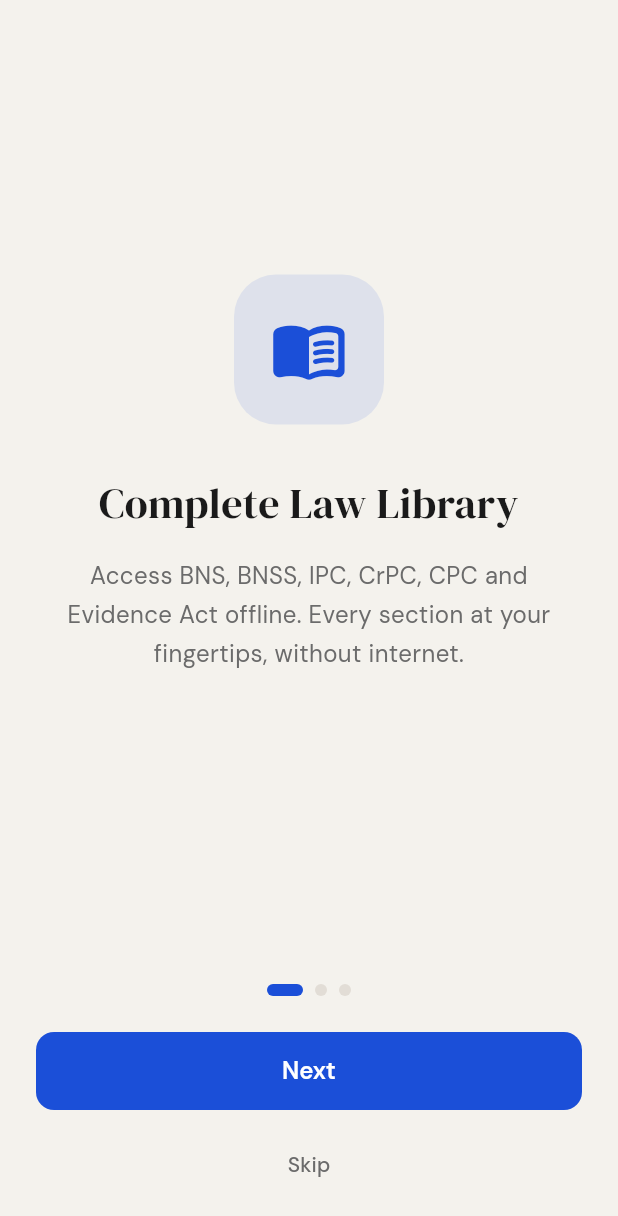
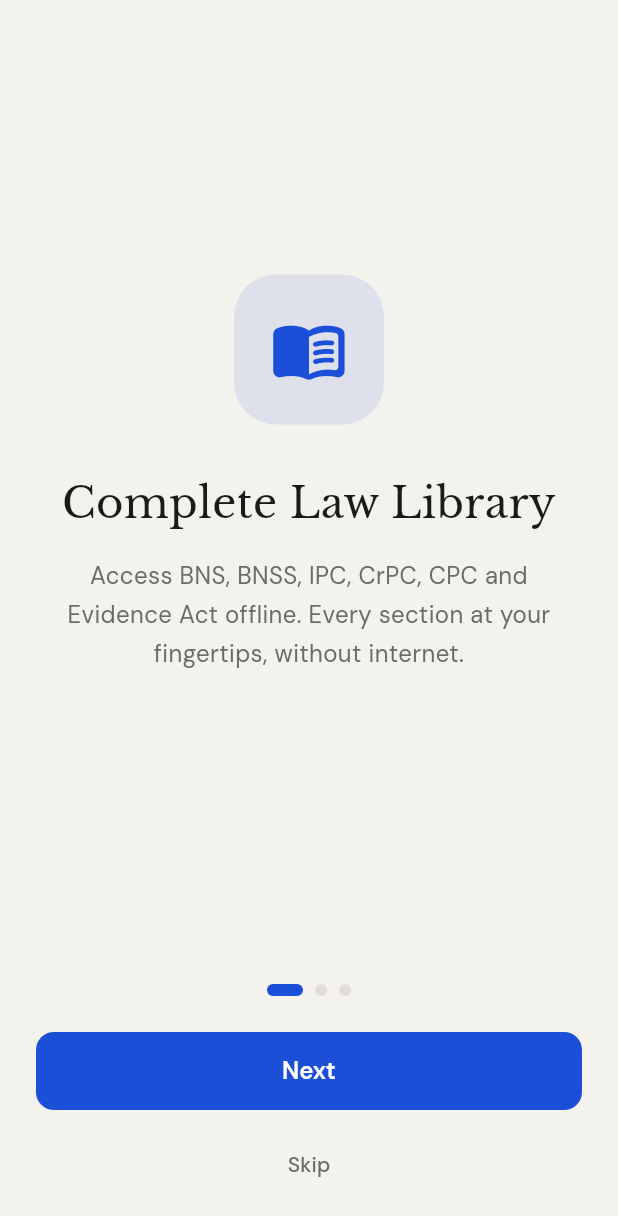
Before and after one commit to bijuc92/lexref, a Flutter app: the screen it shows after launch, on a phone screen of 412 x 824 dp. Shown: the top 1216 px of the screen. Run offline on Flutter 3.47's test engine with Material 3 defaults, Android fonts, the phone set to English and light mode, and no system bars; our stand-ins replace connectivity_plus, dio, flutter_markdown, flutter_riverpod, flutter_secure_storage, flutter_tts and 9 more; accounts and stored records are empty; generated files the repository leaves out were written again.

Commit message:
Replace DM Serif Display with Libre Baskerville for headings
Co-Authored-By: Claude Sonnet 4.6 <noreply@anthropic.com>

```diff
--- a/lib/core/theme/app_theme.dart
+++ b/lib/core/theme/app_theme.dart
@@ -5,23 +5,23 @@ import 'app_colors.dart';
 class AppTheme {
   static TextTheme _buildTextTheme(TextTheme base) {
     return GoogleFonts.dmSansTextTheme(base).copyWith(
-      displayLarge: GoogleFonts.dmSerifDisplay(
+      displayLarge: GoogleFonts.libreBaskerville(
         fontSize: 32,
         fontWeight: FontWeight.w400,
       ),
-      displayMedium: GoogleFonts.dmSerifDisplay(
+      displayMedium: GoogleFonts.libreBaskerville(
         fontSize: 26,
         fontWeight: FontWeight.w400,
       ),
-      displaySmall: GoogleFonts.dmSerifDisplay(
+      displaySmall: GoogleFonts.libreBaskerville(
         fontSize: 22,
         fontWeight: FontWeight.w400,
       ),
-      headlineLarge: GoogleFonts.dmSerifDisplay(
+      headlineLarge: GoogleFonts.libreBaskerville(
         fontSize: 20,
         fontWeight: FontWeight.w400,
       ),
-      headlineMedium: GoogleFonts.dmSerifDisplay(
+      headlineMedium: GoogleFonts.libreBaskerville(
         fontSize: 18,
         fontWeight: FontWeight.w400,
       ),
@@ -50,7 +50,7 @@ class AppTheme {
         scrolledUnderElevation: 0,
         backgroundColor: AppColors.background,
         foregroundColor: AppColors.textPrimary,
-        titleTextStyle: GoogleFonts.dmSerifDisplay(
+        titleTextStyle: GoogleFonts.libreBaskerville(
           fontSize: 20,
           color: AppColors.textPrimary,
           fontWeight: FontWeight.w400,
@@ -168,7 +168,7 @@ class AppTheme {
         scrolledUnderElevation: 0,
         backgroundColor: AppColors.darkBackground,
         foregroundColor: AppColors.darkTextPrimary,
-        titleTextStyle: GoogleFonts.dmSerifDisplay(
+        titleTextStyle: GoogleFonts.libreBaskerville(
           fontSize: 20,
           color: AppColors.darkTextPrimary,
           fontWeight: FontWeight.w400,
--- a/lib/features/acts/presentation/acts_list_screen.dart
+++ b/lib/features/acts/presentation/acts_list_screen.dart
@@ -137,7 +137,7 @@ class _ActCard extends StatelessWidget {
                       children: [
                         Text(
                           act.shortName,
-                          style: GoogleFonts.dmSerifDisplay(
+                          style: GoogleFonts.libreBaskerville(
                             fontSize: 18,
                             color: act.color,
                           ),
--- a/lib/features/acts/presentation/section_detail_screen.dart
+++ b/lib/features/acts/presentation/section_detail_screen.dart
@@ -153,7 +153,7 @@ class _SectionDetailScreenState extends ConsumerState<SectionDetailScreen> {
           children: [
             Text(
               'Note for S.${section.sectionNo}',
-              style: GoogleFonts.dmSerifDisplay(fontSize: 18),
+              style: GoogleFonts.libreBaskerville(fontSize: 18),
             ),
             const SizedBox(height: 12),
             TextField(
@@ -292,7 +292,7 @@ class _SectionDetailScreenState extends ConsumerState<SectionDetailScreen> {
                 const SizedBox(height: 8),
                 Text(
                   section.title,
-                  style: GoogleFonts.dmSerifDisplay(fontSize: 22),
+                  style: GoogleFonts.libreBaskerville(fontSize: 22),
                 ),
                 const SizedBox(height: 16),
                 const Divider(),
--- a/lib/features/ai_chat/presentation/ai_chat_screen.dart
+++ b/lib/features/ai_chat/presentation/ai_chat_screen.dart
@@ -207,7 +207,7 @@ class _AiChatScreenState extends ConsumerState<AiChatScreen> {
               const SizedBox(height: 16),
               Text(
                 'LexRef AI',
-                style: GoogleFonts.dmSerifDisplay(fontSize: 24),
+                style: GoogleFonts.libreBaskerville(fontSize: 24),
               ),
               const SizedBox(height: 8),
               Text(
--- a/lib/features/auth/presentation/login_screen.dart
+++ b/lib/features/auth/presentation/login_screen.dart
@@ -80,7 +80,7 @@ class _LoginScreenState extends ConsumerState<LoginScreen> {
                     const SizedBox(width: 12),
                     Text(
                       'LexRef',
-                      style: GoogleFonts.dmSerifDisplay(
+                      style: GoogleFonts.libreBaskerville(
                         fontSize: 24,
                         color: AppColors.textPrimary,
                       ),
@@ -90,7 +90,7 @@ class _LoginScreenState extends ConsumerState<LoginScreen> {
                 const SizedBox(height: 40),
                 Text(
                   'Welcome back',
-                  style: GoogleFonts.dmSerifDisplay(
+                  style: GoogleFonts.libreBaskerville(
                     fontSize: 30,
                     color: AppColors.textPrimary,
                   ),
--- a/lib/features/auth/presentation/onboarding_screen.dart
+++ b/lib/features/auth/presentation/onboarding_screen.dart
@@ -147,7 +147,7 @@ class _OnboardingPage extends StatelessWidget {
           const SizedBox(height: 32),
           Text(
             title,
-            style: GoogleFonts.dmSerifDisplay(
+            style: GoogleFonts.libreBaskerville(
               fontSize: 28,
               color: AppColors.textPrimary,
             ),
--- a/lib/features/auth/presentation/profile_screen.dart
+++ b/lib/features/auth/presentation/profile_screen.dart
@@ -123,7 +123,7 @@ class _ProfileScreenState extends ConsumerState<ProfileScreen> {
                   backgroundColor: AppColors.primary.withOpacity(0.12),
                   child: Text(
                     name.isNotEmpty ? name[0].toUpperCase() : 'A',
-                    style: GoogleFonts.dmSerifDisplay(
+                    style: GoogleFonts.libreBaskerville(
                       fontSize: 32,
                       color: AppColors.primary,
                     ),
@@ -134,7 +134,7 @@ class _ProfileScreenState extends ConsumerState<ProfileScreen> {
               Center(
                 child: Text(
                   name,
-                  style: GoogleFonts.dmSerifDisplay(fontSize: 22),
+                  style: GoogleFonts.libreBaskerville(fontSize: 22),
                 ),
               ),
               Center(
--- a/lib/features/auth/presentation/register_screen.dart
+++ b/lib/features/auth/presentation/register_screen.dart
@@ -83,7 +83,7 @@ class _RegisterScreenState extends ConsumerState<RegisterScreen> {
             children: [
               Text(
                 'Join LexRef',
-                style: GoogleFonts.dmSerifDisplay(
+                style: GoogleFonts.libreBaskerville(
                   fontSize: 28,
                   color: AppColors.textPrimary,
                 ),
--- a/lib/features/auth/presentation/splash_screen.dart
+++ b/lib/features/auth/presentation/splash_screen.dart
@@ -65,7 +65,7 @@ class _SplashScreenState extends ConsumerState<SplashScreen> {
             const SizedBox(height: 20),
             Text(
               'LexRef',
-              style: GoogleFonts.dmSerifDisplay(
+              style: GoogleFonts.libreBaskerville(
                 fontSize: 36,
                 color: AppColors.textPrimary,
                 fontWeight: FontWeight.w400,
--- a/lib/features/cases/presentation/case_detail_screen.dart
+++ b/lib/features/cases/presentation/case_detail_screen.dart
@@ -69,7 +69,7 @@ class CaseDetailScreen extends ConsumerWidget {
                 const SizedBox(height: 12),
                 Text(
                   c.title,
-                  style: GoogleFonts.dmSerifDisplay(fontSize: 22),
+                  style: GoogleFonts.libreBaskerville(fontSize: 22),
                 ),
                 if (c.citation != null && c.citation!.isNotEmpty) ...[
                   const SizedBox(height: 6),
--- a/lib/features/home/presentation/home_screen.dart
+++ b/lib/features/home/presentation/home_screen.dart
@@ -54,7 +54,7 @@ class HomeScreen extends ConsumerWidget {
       appBar: AppBar(
         title: Text(
           'LexRef',
-          style: GoogleFonts.dmSerifDisplay(fontSize: 22),
+          style: GoogleFonts.libreBaskerville(fontSize: 22),
         ),
         actions: [
           IconButton(
@@ -75,7 +75,7 @@ class HomeScreen extends ConsumerWidget {
           children: [
             Text(
               firstName.isEmpty ? greeting : '$greeting, $firstName',
-              style: GoogleFonts.dmSerifDisplay(fontSize: 26),
+              style: GoogleFonts.libreBaskerville(fontSize: 26),
             ),
             const SizedBox(height: 4),
             Text(
@@ -240,7 +240,7 @@ class _StatCard extends StatelessWidget {
             const SizedBox(height: 6),
             Text(
               '$value',
-              style: GoogleFonts.dmSerifDisplay(
+              style: GoogleFonts.libreBaskerville(
                 fontSize: 20,
                 color: color,
               ),
--- a/lib/shared/widgets/empty_state.dart
+++ b/lib/shared/widgets/empty_state.dart
@@ -33,7 +33,7 @@ class EmptyState extends StatelessWidget {
             const SizedBox(height: 16),
             Text(
               title,
-              style: GoogleFonts.dmSerifDisplay(
+              style: GoogleFonts.libreBaskerville(
                 fontSize: 20,
                 color: isDark ? AppColors.darkTextPrimary : AppColors.textPrimary,
               ),
--- a/lib/shared/widgets/error_state.dart
+++ b/lib/shared/widgets/error_state.dart
@@ -21,7 +21,7 @@ class ErrorState extends StatelessWidget {
             const SizedBox(height: 16),
             Text(
               'Something went wrong',
-              style: GoogleFonts.dmSerifDisplay(
+              style: GoogleFonts.libreBaskerville(
                 fontSize: 18,
                 color: isDark ? AppColors.darkTextPrimary : AppColors.textPrimary,
               ),
```
Also changed, not shown: 1 other file.
